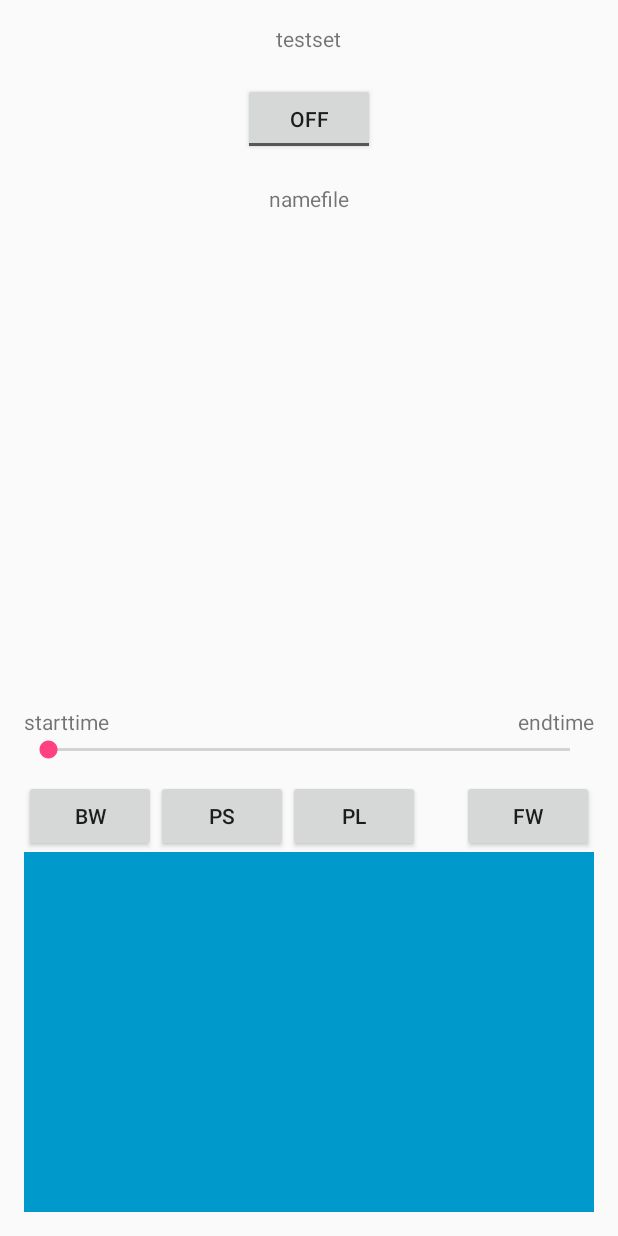
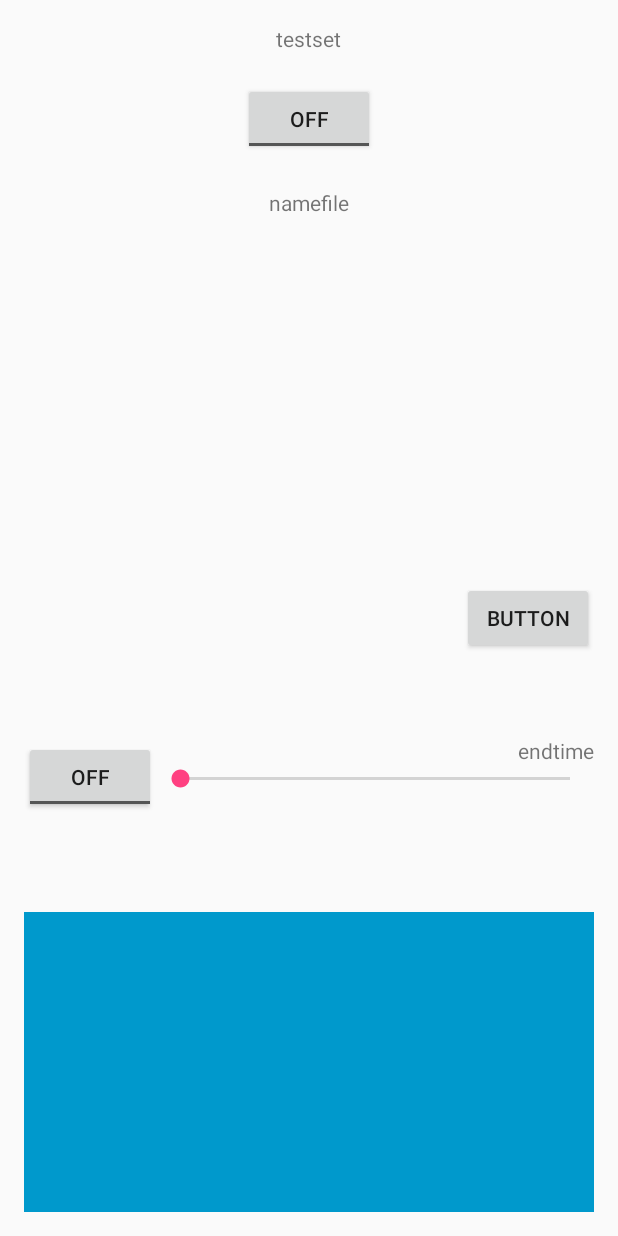
Before and after one commit to PP08/AudioRecorder, an Android app: the layout activity_main.xml on its own in the app's theme, with its tools: preview values and no code run, on a phone screen of 412 x 824 dp. Run offline under Robolectric (Android 15) with nearby library versions, the phone set to English and light mode, and no system bars.

Commit message:
changed ui and added some features for seek bar

```diff
--- a/app/src/main/res/layout/activity_main.xml
+++ b/app/src/main/res/layout/activity_main.xml
@@ -11,42 +11,6 @@
     tools:context="com.example.phuongphuc.listview.MainActivity">
 
 
-    <SeekBar
-        android:layout_width="match_parent"
-        android:layout_height="wrap_content"
-        android:id="@+id/seekBar"
-        style="@android:style/Widget.DeviceDefault.SeekBar"
-        android:layout_above="@+id/button4"
-        android:layout_alignParentLeft="true"
-        android:layout_alignParentStart="true"
-        android:layout_marginBottom="11dp" />
-
-    <Button
-        android:text="fw"
-        android:layout_width="wrap_content"
-        android:layout_height="wrap_content"
-        android:id="@+id/button4"
-        android:layout_above="@+id/lv_items"
-        android:layout_alignParentRight="true"
-        android:layout_alignParentEnd="true" />
-
-    <Button
-        android:text="bw"
-        android:layout_width="wrap_content"
-        android:layout_height="wrap_content"
-        android:id="@+id/button1"
-        android:layout_below="@+id/seekBar"
-        android:layout_alignParentLeft="true"
-        android:layout_alignParentStart="true" />
-
-    <TextView
-        android:text="testset"
-        android:layout_width="wrap_content"
-        android:layout_height="wrap_content"
-        android:id="@+id/tv_time"
-        android:layout_alignParentTop="true"
-        android:layout_centerHorizontal="true" />
-
     <ToggleButton
         android:text="Record"
         android:layout_width="wrap_content"
@@ -57,13 +21,42 @@
         android:layout_marginTop="20dp" />
 
     <TextView
-        android:text="starttime"
+        android:text="endtime"
         android:layout_width="wrap_content"
         android:layout_height="wrap_content"
-        android:id="@+id/textView1"
+        android:id="@+id/textView2"
         android:layout_above="@+id/seekBar"
+        android:layout_alignParentRight="true"
+        android:layout_alignParentEnd="true" />
+
+    <ListView
+        android:layout_width="match_parent"
+        android:layout_height="200dp"
+        android:id="@+id/lv_items"
+        android:background="@android:color/holo_blue_dark"
+        android:layout_alignParentBottom="true"
         android:layout_alignParentLeft="true"
         android:layout_alignParentStart="true" />
+
+    <ToggleButton
+        android:text="ToggleButton"
+        android:layout_width="wrap_content"
+        android:layout_height="wrap_content"
+        android:layout_marginBottom="66dp"
+        android:id="@+id/btn_play_n_pause"
+        android:layout_above="@+id/lv_items"
+        android:layout_alignParentLeft="true"
+        android:layout_alignParentStart="true" />
+
+    <SeekBar
+        android:layout_width="match_parent"
+        android:layout_height="wrap_content"
+        android:id="@+id/seekBar"
+        style="@android:style/Widget.DeviceDefault.SeekBar"
+        android:layout_marginBottom="14dp"
+        android:layout_alignBottom="@+id/btn_play_n_pause"
+        android:layout_toRightOf="@+id/btn_play_n_pause"
+        android:layout_toEndOf="@+id/btn_play_n_pause" />
 
     <TextView
         android:text="namefile"
@@ -72,44 +65,23 @@
         android:id="@+id/textView3"
         android:layout_below="@+id/btn_record"
         android:layout_centerHorizontal="true"
-        android:layout_marginTop="19dp" />
+        android:layout_marginTop="22dp" />
 
-    <TextView
-        android:text="endtime"
+    <Button
+        android:text="Button"
         android:layout_width="wrap_content"
         android:layout_height="wrap_content"
-        android:id="@+id/textView2"
-        android:layout_above="@+id/seekBar"
+        android:id="@+id/btn_delete"
+        android:layout_centerVertical="true"
         android:layout_alignParentRight="true"
         android:layout_alignParentEnd="true" />
 
-    <Button
-        android:text="ps"
+    <TextView
+        android:text="testset"
         android:layout_width="wrap_content"
         android:layout_height="wrap_content"
-        android:id="@+id/button2"
-        android:layout_alignBaseline="@+id/button1"
-        android:layout_alignBottom="@+id/button1"
-        android:layout_toRightOf="@+id/button1"
-        android:layout_toEndOf="@+id/button1" />
-
-    <Button
-        android:text="pl"
-        android:layout_width="wrap_content"
-        android:layout_height="wrap_content"
-        android:id="@+id/button3"
-        android:layout_alignBaseline="@+id/button4"
-        android:layout_alignBottom="@+id/button4"
-        android:layout_toRightOf="@+id/button2"
-        android:layout_toEndOf="@+id/button2" />
-
-    <ListView
-        android:layout_width="match_parent"
-        android:layout_height="240dp"
-        android:id="@+id/lv_items"
-        android:background="@android:color/holo_blue_dark"
-        android:layout_alignParentBottom="true"
-        android:layout_alignParentLeft="true"
-        android:layout_alignParentStart="true" />
+        android:id="@+id/tv_time"
+        android:layout_alignParentTop="true"
+        android:layout_centerHorizontal="true" />
 
 </RelativeLayout>
```
